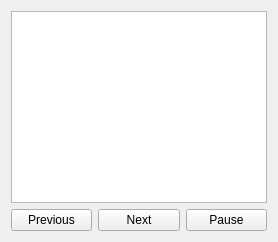
This is widget.ui in BlueberryDS/Simple-Life as Qt 5 draws it before an edit. The edited form follows.
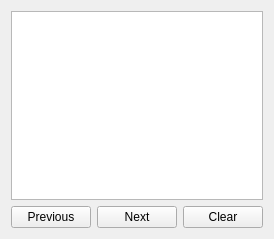
This is the edited form.

The edit to the form file:
```diff
--- a/widget.ui
+++ b/widget.ui
@@ -2,6 +2,14 @@
 <ui version="4.0">
  <class>Widget</class>
  <widget class="QWidget" name="Widget">
+  <property name="geometry">
+   <rect>
+    <x>0</x>
+    <y>0</y>
+    <width>274</width>
+    <height>239</height>
+   </rect>
+  </property>
   <property name="windowTitle">
    <string>Widget</string>
   </property>
@@ -23,7 +31,7 @@
    <item row="4" column="2">
     <widget class="QPushButton" name="pauseButton">
      <property name="text">
-      <string>Pause</string>
+      <string>Clear</string>
      </property>
     </widget>
    </item>
```
Left out of the diff: 2 changed lines with no effect on the pictures.
